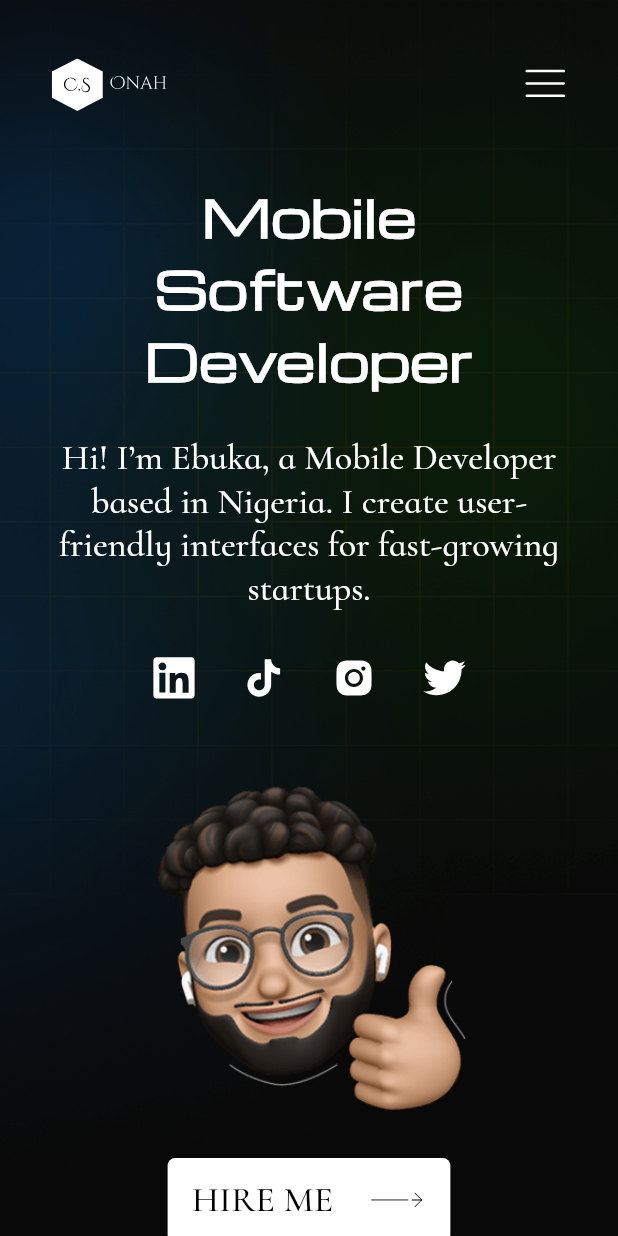
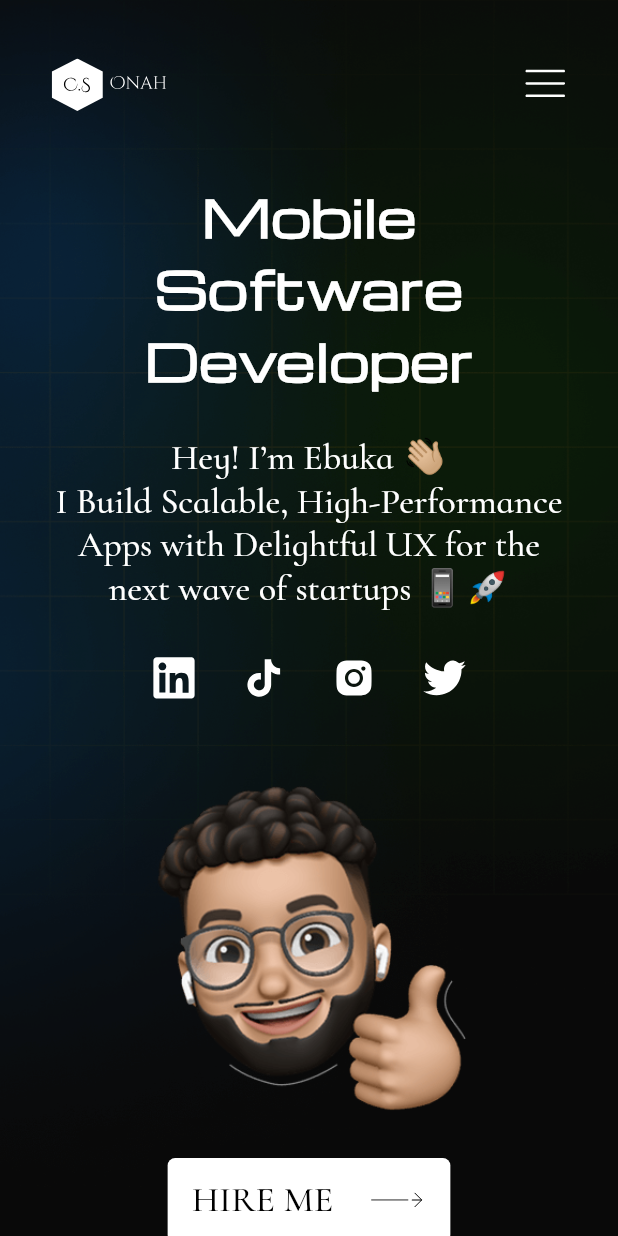
Before and after one commit to cs-onah/onah-portfolio, a Flutter app: the screen it shows after launch, on a phone screen of 412 x 824 dp. Run offline on Flutter 3.47's test engine with Material 3 defaults, Android fonts, the light colour scheme and no system bars; our stand-ins replace animated_text_kit, cached_network_image, firebase_core, flutter_dotenv, flutter_svg, go_router; accounts and stored records are empty.

```diff
--- a/lib/core/constants/globals.dart
+++ b/lib/core/constants/globals.dart
@@ -1,3 +1,5 @@
 const String resumeUrl =
     "https://docs.google.com/document/d/1vw4A9Z4XuSkdyljXVxjCO7Mns7b6VeVUAhLr72VAMkA/edit?usp=sharing";
 const String blogUrl = "https://cs-onah.hashnode.dev/";
+const String tagLine = "Hey! I’m Ebuka 👋🏼\n"
+    "I Build Scalable, High-Performance Apps with Delightful UX for the next wave of startups 📱🚀";
--- a/lib/ui/features/home/screens/front_page.dart
+++ b/lib/ui/features/home/screens/front_page.dart
@@ -1,4 +1,5 @@
 import 'package:flutter/material.dart';
+import 'package:onah_portfolio/core/constants/globals.dart';
 import 'package:onah_portfolio/core/constants/image_paths.dart';
 import 'package:onah_portfolio/core/utils/context_extension.dart';
 import 'package:onah_portfolio/ui/features/home/screens/mobile_pages/mobile_front_page.dart';
@@ -53,9 +54,10 @@ class FrontPage extends StatelessWidget {
                       const TitleWidget(),
                       const SizedBox(height: 27),
                       Text(
-                        "Hi! I’m Ebuka, a Mobile Developer based in Nigeria. "
-                        "I create user-friendly interfaces for fast-growing startups.",
-                        style: context.textTheme.bodyLarge,
+                        tagLine,
+                        style: context.textTheme.bodyLarge?.copyWith(
+                          fontFamilyFallback: ['NotoColorEmoji'],
+                        ),
                       ),
                       const SizedBox(height: 20),
                       const SocialWidget(),
--- a/lib/ui/features/home/screens/mobile_pages/mobile_front_page.dart
+++ b/lib/ui/features/home/screens/mobile_pages/mobile_front_page.dart
@@ -1,4 +1,5 @@
 import 'package:flutter/material.dart';
+import 'package:onah_portfolio/core/constants/globals.dart';
 import 'package:onah_portfolio/core/constants/image_paths.dart';
 import 'package:onah_portfolio/core/utils/context_extension.dart';
 import 'package:onah_portfolio/ui/features/home/utils/header_keys.dart';
@@ -33,6 +34,7 @@ class MobileFrontPage extends StatelessWidget {
         child: Column(
           children: [
             const SizedBox(height: 39),
+
             /// App Bar
             const CustomAppBar(),
             const SizedBox(height: 46),
@@ -41,9 +43,10 @@ class MobileFrontPage extends StatelessWidget {
             const TitleWidget(),
             const SizedBox(height: 27),
             Text(
-              "Hi! I’m Ebuka, a Mobile Developer based in Nigeria. "
-                  "I create user-friendly interfaces for fast-growing startups.",
-              style: context.textTheme.bodyLarge,
+              tagLine,
+              style: context.textTheme.bodyLarge?.copyWith(
+                fontFamilyFallback: ['NotoColorEmoji'],
+              ),
               textAlign: TextAlign.center,
             ),
             const SizedBox(height: 30),
@@ -55,7 +58,6 @@ class MobileFrontPage extends StatelessWidget {
               onPressed: () => goToPage(HeaderKey.formPage),
               child: const ArrowText(child: Text("HIRE ME")),
             ),
-
           ],
         ),
       ),
--- a/pubspec.yaml
+++ b/pubspec.yaml
@@ -68,3 +68,6 @@ flutter:
       fonts:
         - asset: assets/fonts/Aeonik-Regular.otf
           weight: 400
+    - family: NotoColorEmoji
+      fonts:
+        - asset: assets/fonts/NotoColorEmoji.ttf
```
Also changed, not shown: 1 other file.
